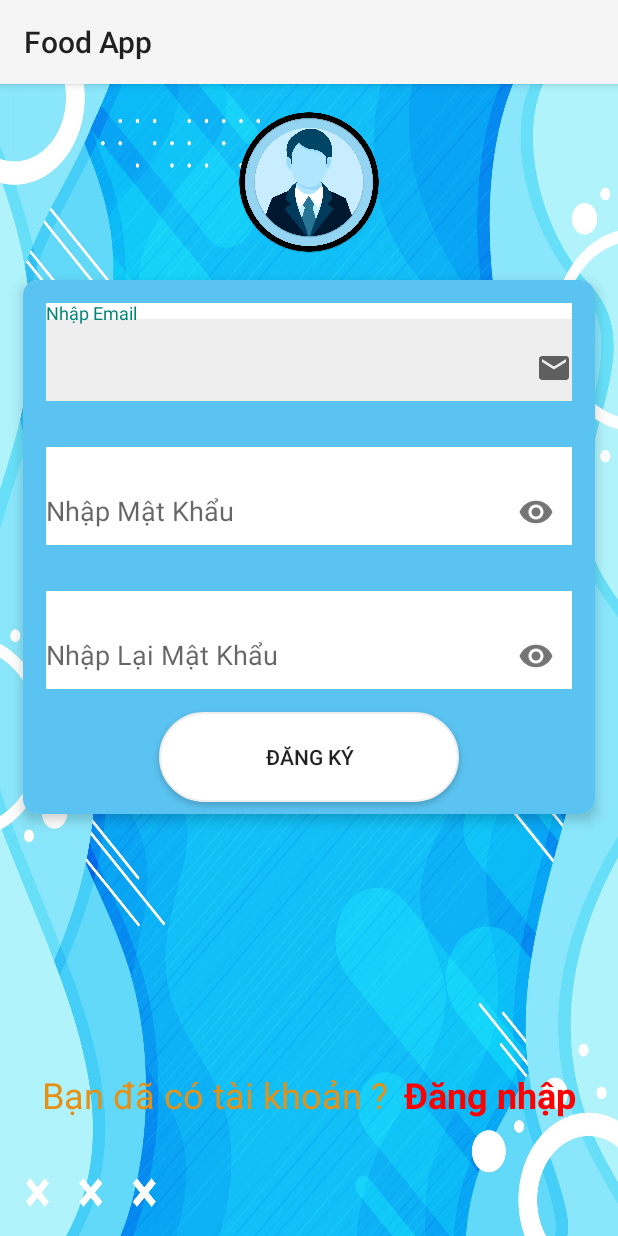
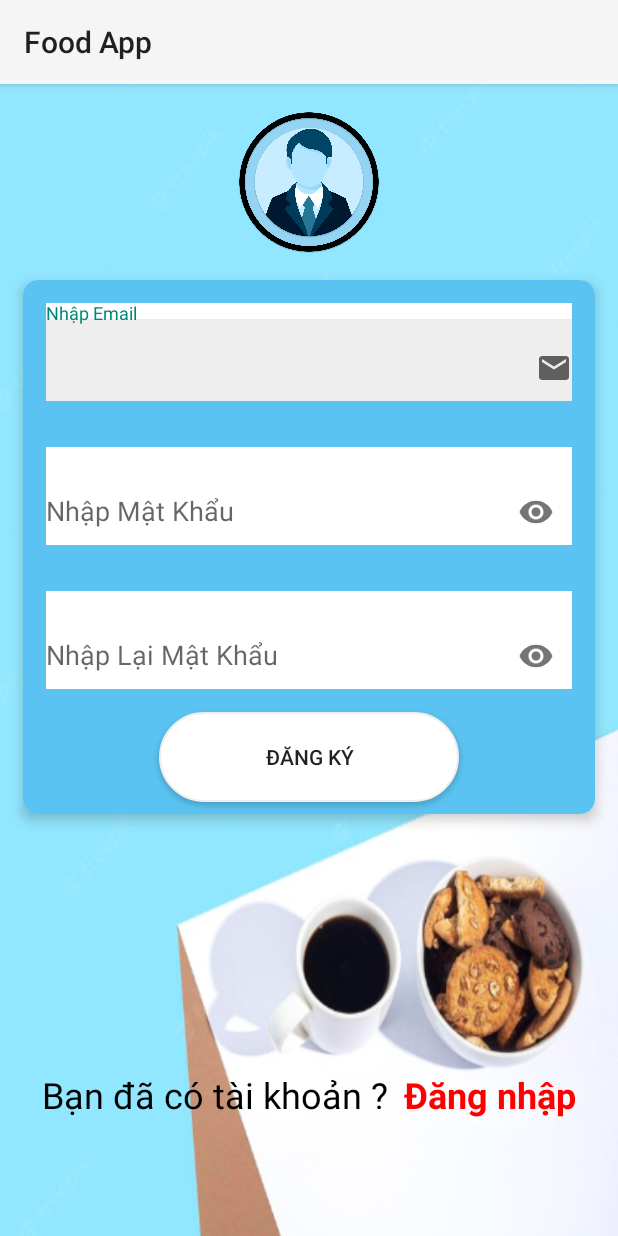
Before and after one commit to dinhtrungndt/AppFoodOnline, an Android app: the SignUpActivity screen opened directly, with no data from a screen before it, on a phone screen of 412 x 824 dp. Run offline under Robolectric (Android 15) with nearby library versions, the phone set to English and light mode, and no system bars; our stand-ins replace Firebase (no records; nobody signed in at launch, a user with empty details on screens opened directly).

Commit message:
bg sig up

```diff
--- a/app/src/main/res/layout/activity_sign_up.xml
+++ b/app/src/main/res/layout/activity_sign_up.xml
@@ -4,7 +4,7 @@
     android:orientation="vertical"
     android:layout_width="match_parent"
     android:layout_height="match_parent"
-    android:background="@drawable/bglogin">
+    android:background="@drawable/img1">
 
     <ImageView
         android:layout_marginTop="15dp"
@@ -110,7 +110,7 @@
         <TextView
             android:textSize="24sp"
             android:layout_marginBottom="10dp"
-            android:textColor="#E49116"
+            android:textColor="@color/black"
             android:padding="5dp"
             android:text="Bạn đã có tài khoản ?"
             android:layout_width="match_parent"
```
Also changed, not shown: app/src/main/res/drawable/img1.png (added).
